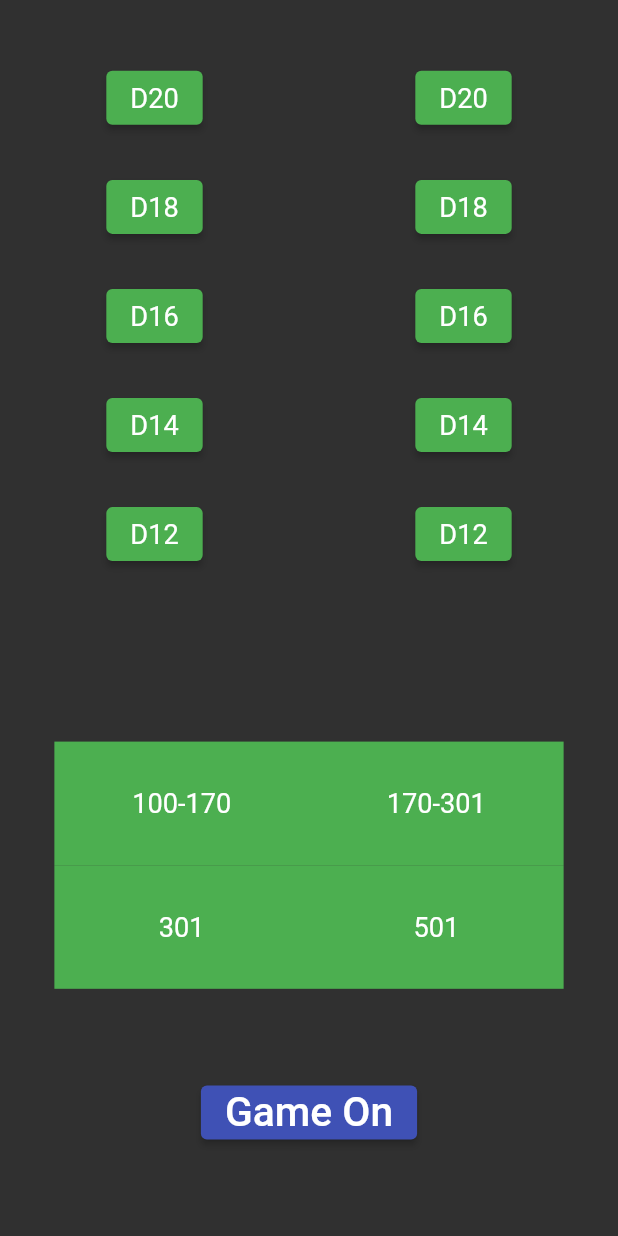
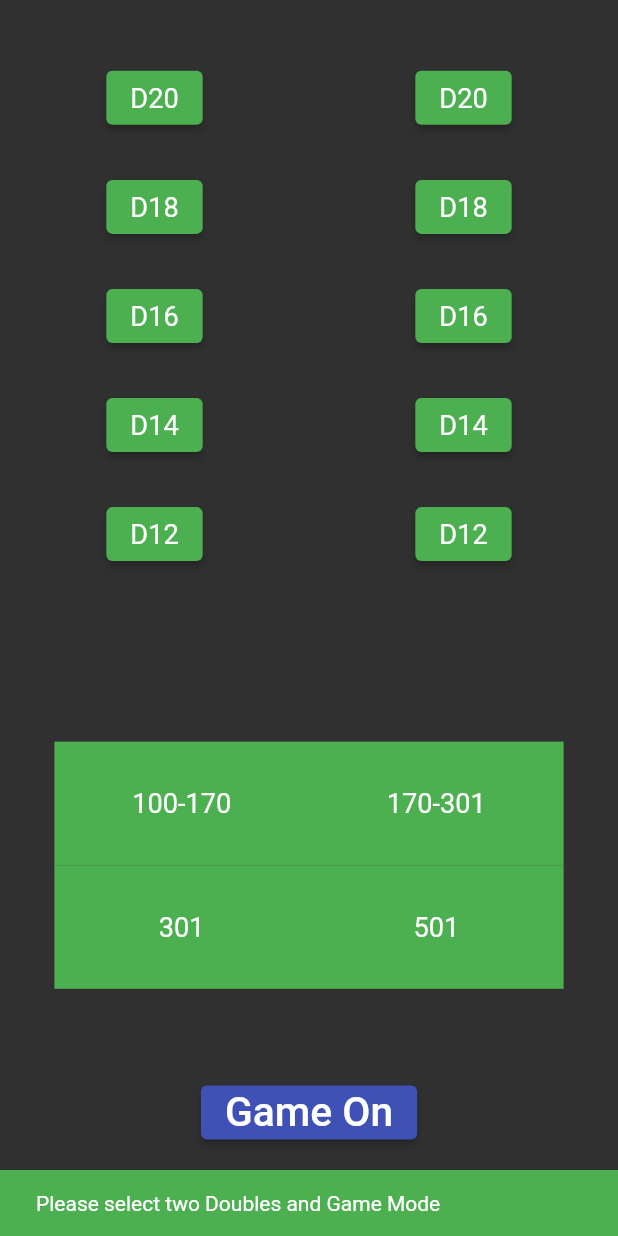
Before and after one commit to JHanuja/darts_high_finish_v2, a Flutter app: the screen it shows after launch, after a tap on "Game On", on a phone screen of 412 x 824 dp. Run offline on Flutter 3.47's test engine with Material 2 defaults, Android fonts, the phone set to English and light mode, and no system bars; our stand-ins replace bloc, equatable, flutter_bloc; Roboto replaces fonts that are missing (DoHyeon).

Commit message:
doubles view completed

```diff
--- a/lib/doubles/cubit/doubles_cubit.dart
+++ b/lib/doubles/cubit/doubles_cubit.dart
@@ -7,4 +7,7 @@ class DoublesCubit extends Cubit<DoublesState> {
   DoublesCubit() : super(DoublesState());
 
   void chooseDouble({int? d1, int? d2}) => emit(state.copyWith(d1: d1, d2: d2));
+
+  bool choosen () => (state.d1 != 0) && (state.d2!= 0);
+
 }
--- a/lib/doubles/view/doubles_view.dart
+++ b/lib/doubles/view/doubles_view.dart
@@ -1,16 +1,25 @@
 import 'package:darts_high_finish_v2/doubles/cubit/doubles_cubit.dart';
 import 'package:darts_high_finish_v2/doubles/cubit/gamemode_cubit.dart';
+import 'package:darts_high_finish_v2/finish/view/finish_view.dart';
 import 'package:darts_high_finish_v2/top/cubit/top_cubit.dart';
 import 'package:darts_high_finish_v2/top/view/top_view.dart';
 import 'package:flutter/material.dart';
 import 'package:flutter_bloc/flutter_bloc.dart';
 
+
 class DoublesPage extends StatelessWidget {
   const DoublesPage({Key? key}) : super(key: key);
   @override
   Widget build(BuildContext context) {
-    return BlocProvider(
-      create: (_) => DoublesCubit(),
+    return MultiBlocProvider(
+      providers: [
+        BlocProvider<GamemodeCubit>(
+          create: (BuildContext context) => GamemodeCubit(),
+        ),
+        BlocProvider<DoublesCubit>(
+          create: (BuildContext context) => DoublesCubit(),
+        ),
+      ],
       child: DoublesView(),
     );
   }
@@ -46,16 +55,39 @@ class DoublesView extends StatelessWidget {
               child: Padding(
                 padding: EdgeInsets.symmetric(
                     horizontal: context.read<TopCubit>().state.value4),
-                child: BlocProvider<GamemodeCubit>(
-                  create: (context) => GamemodeCubit(),
-                  child: GameMode(),
-                ),
+                child: GameMode(),
               ),
             ),
             Expanded(
               child: Center(
                 child: ElevatedButton(
-                  onPressed: () {},
+                  onPressed: () {
+                    if ((context.read<GamemodeCubit>().state
+                            is! GamemodeInitial) &&
+                        context.read<DoublesCubit>().choosen()) {
+                      int d1 = context.read<DoublesCubit>().state.d1;
+                      int d2 = context.read<DoublesCubit>().state.d2;
+                      GamemodeState gameMode = context.read<GamemodeCubit>().state;
+                      Navigator.of(context)
+                          .push(MaterialPageRoute(builder: (context) {
+                        return FinishView(
+                          d1:d1,
+                          d2:d2,
+                          gameMode: gameMode,
+                        );
+                      }));
+                    } else {
+                      ScaffoldMessenger.of(context).showSnackBar(SnackBar(
+                        backgroundColor: Colors.green,
+                        content: Text(
+                          "Please select two Doubles and Game Mode",
+                          style: TextStyle(
+                            color: Colors.white,
+                          ),
+                        ),
+                      ));
+                    }
+                  },
                   child: Text(
                     'Game On',
                     style: TextStyle(
@@ -202,7 +234,9 @@ class GameMode extends StatelessWidget {
                         context.read<GamemodeCubit>().chooseGameMode(1);
                       },
                       child: Container(
-                        color: state is Gamemode100to170 ? Colors.orange : Colors.green,
+                        color: state is Gamemode100to170
+                            ? Colors.orange
+                            : Colors.green,
                         child: Center(
                           child: Text(
                             '100-170',
@@ -220,7 +254,8 @@ class GameMode extends StatelessWidget {
                         context.read<GamemodeCubit>().chooseGameMode(3);
                       },
                       child: Container(
-                        color: state is Gamemode301 ? Colors.orange : Colors.green,
+                        color:
+                            state is Gamemode301 ? Colors.orange : Colors.green,
                         child: Center(
                           child: Text(
                             '301',
@@ -244,7 +279,9 @@ class GameMode extends StatelessWidget {
                         context.read<GamemodeCubit>().chooseGameMode(2);
                       },
                       child: Container(
-                        color: state is Gamemode170to301 ? Colors.orange : Colors.green,
+                        color: state is Gamemode170to301
+                            ? Colors.orange
+                            : Colors.green,
                         child: Center(
                           child: Text(
                             '170-301',
```
Also changed, not shown: lib/finish/view/finish_view.dart (added, +18 -0 lines), 3 other files.
